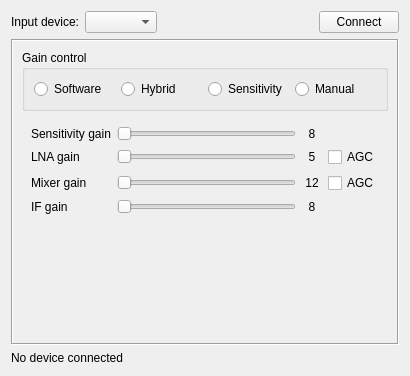
Above: gui/setupdialog.ui from KejPi/AbracaDABra before the change. Below: the same form after it.
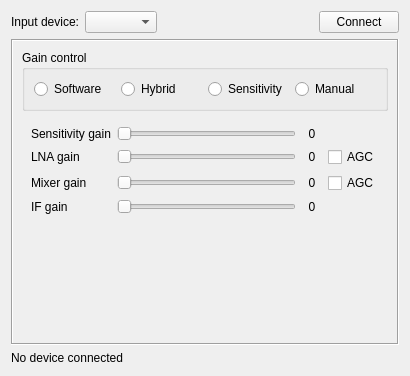
That is the form after the change.

Commit message: Some tooltips added to setup dialog

Patch:
```diff
--- a/gui/setupdialog.ui
+++ b/gui/setupdialog.ui
@@ -430,7 +430,7 @@
              </size>
             </property>
             <property name="text">
-             <string>12</string>
+             <string>0</string>
             </property>
             <property name="alignment">
              <set>Qt::AlignCenter</set>
@@ -468,7 +468,7 @@
           <item row="4" column="2">
            <widget class="QLabel" name="airspyLNAGainLabel">
             <property name="text">
-             <string>5</string>
+             <string>0</string>
             </property>
             <property name="alignment">
              <set>Qt::AlignCenter</set>
@@ -498,7 +498,7 @@
           <item row="0" column="2">
            <widget class="QLabel" name="airspySensitivityGainLabel">
             <property name="text">
-             <string>8</string>
+             <string>0</string>
             </property>
             <property name="alignment">
              <set>Qt::AlignCenter</set>
@@ -542,7 +542,7 @@
           <item row="6" column="2">
            <widget class="QLabel" name="airspyIFGainLabel">
             <property name="text">
-             <string>8</string>
+             <string>0</string>
             </property>
             <property name="alignment">
              <set>Qt::AlignCenter</set>
```
Left out of the diff: 39 changed lines with no effect on the pictures.
